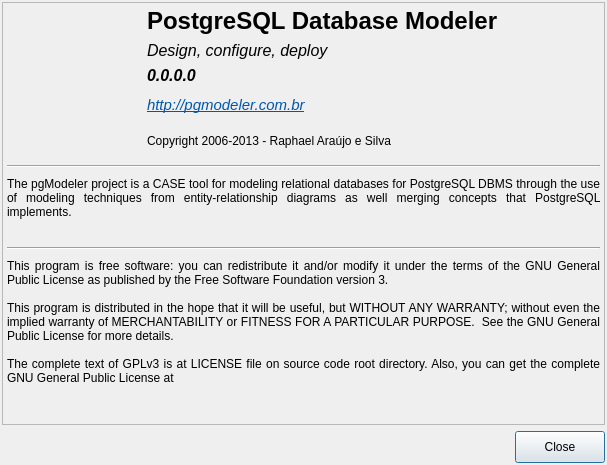
Above: libpgmodeler_ui/ui/aboutform.ui from pgmodeler/pgmodeler before the change. Below: the same form after it.
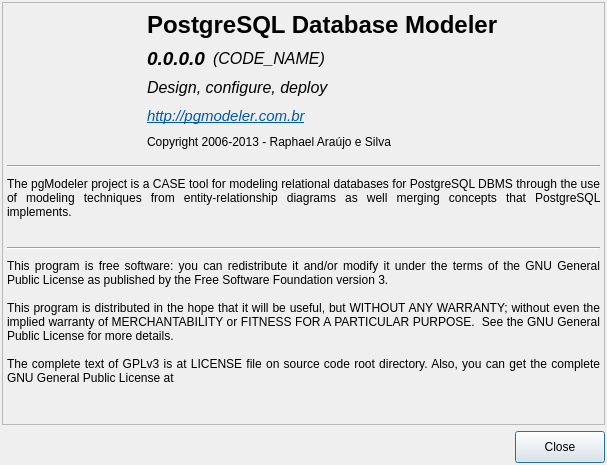
That is the form after the change. Icons and pictures are not drawn.

Diff of the .ui file:
```diff
--- a/libpgmodeler_ui/ui/aboutform.ui
+++ b/libpgmodeler_ui/ui/aboutform.ui
@@ -160,7 +160,40 @@
         <property name="leftMargin">
          <number>6</number>
         </property>
-        <item row="0" column="0" colspan="2">
+        <item row="1" column="0" colspan="2">
+         <widget class="QLabel" name="pgmodeler_ver_lbl">
+          <property name="sizePolicy">
+           <sizepolicy hsizetype="Fixed" vsizetype="Fixed">
+            <horstretch>0</horstretch>
+            <verstretch>0</verstretch>
+           </sizepolicy>
+          </property>
+          <property name="minimumSize">
+           <size>
+            <width>60</width>
+            <height>0</height>
+           </size>
+          </property>
+          <property name="maximumSize">
+           <size>
+            <width>16777215</width>
+            <height>18</height>
+           </size>
+          </property>
+          <property name="font">
+           <font>
+            <pointsize>14</pointsize>
+            <weight>75</weight>
+            <italic>true</italic>
+            <bold>true</bold>
+           </font>
+          </property>
+          <property name="text">
+           <string>0.0.0.0</string>
+          </property>
+         </widget>
+        </item>
+        <item row="0" column="0" colspan="3">
          <widget class="QLabel" name="label_5">
           <property name="sizePolicy">
            <sizepolicy hsizetype="Expanding" vsizetype="Fixed">
@@ -180,46 +213,27 @@
           </property>
          </widget>
         </item>
-        <item row="1" column="0" colspan="2">
-         <widget class="QLabel" name="label_9">
-          <property name="sizePolicy">
-           <sizepolicy hsizetype="Expanding" vsizetype="Fixed">
-            <horstretch>0</horstretch>
-            <verstretch>0</verstretch>
-           </sizepolicy>
-          </property>
-          <property name="minimumSize">
-           <size>
-            <width>230</width>
-            <height>0</height>
-           </size>
-          </property>
-          <property name="maximumSize">
-           <size>
-            <width>16777215</width>
-            <height>16777215</height>
-           </size>
-          </property>
-          <property name="font">
-           <font>
-            <pointsize>12</pointsize>
-            <italic>true</italic>
-           </font>
-          </property>
-          <property name="text">
-           <string>Design, configure, deploy</string>
-          </property>
-         </widget>
-        </item>
-        <item row="4" column="0" colspan="2">
+        <item row="4" column="0" colspan="3">
          <widget class="QLabel" name="label_3">
+          <property name="sizePolicy">
+           <sizepolicy hsizetype="Preferred" vsizetype="Fixed">
+            <horstretch>0</horstretch>
+            <verstretch>0</verstretch>
+           </sizepolicy>
+          </property>
           <property name="text">
            <string>Copyright 2006-2013 - Raphael Araújo e Silva &lt;rkhaotix@gmail.com&gt;</string>
           </property>
          </widget>
         </item>
-        <item row="3" column="0" colspan="2">
+        <item row="3" column="0" colspan="3">
          <widget class="QLabel" name="label_2">
+          <property name="sizePolicy">
+           <sizepolicy hsizetype="Preferred" vsizetype="Fixed">
+            <horstretch>0</horstretch>
+            <verstretch>0</verstretch>
+           </sizepolicy>
+          </property>
           <property name="font">
            <font>
             <pointsize>8</pointsize>
@@ -236,8 +250,32 @@
           </property>
          </widget>
         </item>
-        <item row="2" column="0" colspan="2">
-         <widget class="QLabel" name="pgmodeler_ver_lbl">
+        <item row="1" column="2">
+         <widget class="QLabel" name="code_name_lbl">
+          <property name="sizePolicy">
+           <sizepolicy hsizetype="Expanding" vsizetype="Fixed">
+            <horstretch>0</horstretch>
+            <verstretch>0</verstretch>
+           </sizepolicy>
+          </property>
+          <property name="font">
+           <font>
+            <pointsize>12</pointsize>
+            <weight>50</weight>
+            <italic>true</italic>
+            <bold>false</bold>
+           </font>
+          </property>
+          <property name="text">
+           <string>(CODE_NAME)</string>
+          </property>
+          <property name="indent">
+           <number>-1</number>
+          </property>
+         </widget>
+        </item>
+        <item row="2" column="0" colspan="3">
+         <widget class="QLabel" name="label_9">
           <property name="sizePolicy">
            <sizepolicy hsizetype="Expanding" vsizetype="Fixed">
             <horstretch>0</horstretch>
@@ -246,26 +284,24 @@
           </property>
           <property name="minimumSize">
            <size>
-            <width>60</width>
+            <width>230</width>
             <height>0</height>
            </size>
           </property>
           <property name="maximumSize">
            <size>
             <width>16777215</width>
-            <height>18</height>
+            <height>16777215</height>
            </size>
           </property>
           <property name="font">
            <font>
             <pointsize>12</pointsize>
-            <weight>75</weight>
             <italic>true</italic>
-            <bold>true</bold>
            </font>
           </property>
           <property name="text">
-           <string>0.0.0.0</string>
+           <string>Design, configure, deploy</string>
           </property>
          </widget>
         </item>
```
